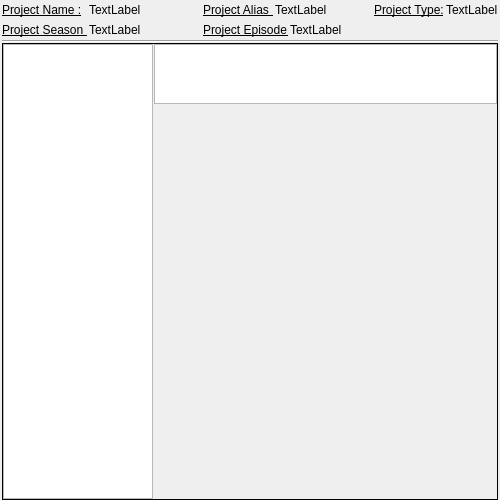
Before: the Qt Designer form appli/prodManager/ui/settings.ui in snaress/studio, drawn with Qt 5.
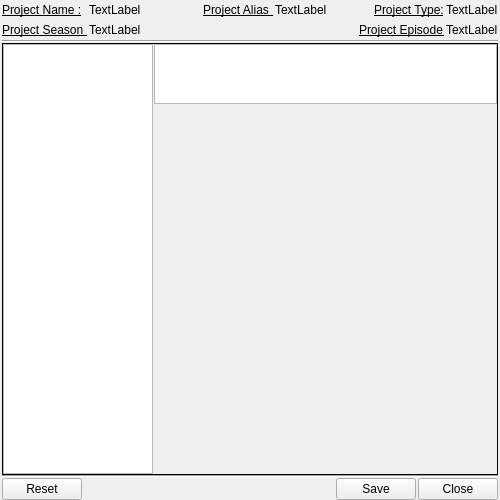
After: the same form once the commit is applied.

Commit message: prodManager: project settings: Mise en place General setiings, Tasks settings

The edit to the form file:
```diff
--- a/appli/prodManager/ui/settings.ui
+++ b/appli/prodManager/ui/settings.ui
@@ -319,7 +319,7 @@
           <enum>Qt::Horizontal</enum>
          </property>
          <property name="sizeType">
-          <enum>QSizePolicy::Fixed</enum>
+          <enum>QSizePolicy::Expanding</enum>
          </property>
          <property name="sizeHint" stdset="0">
           <size>
@@ -363,8 +363,33 @@
          </property>
         </widget>
        </item>
+      </layout>
+     </widget>
+    </item>
+    <item row="4" column="0">
+     <widget class="Line" name="line_2">
+      <property name="orientation">
+       <enum>Qt::Horizontal</enum>
+      </property>
+     </widget>
+    </item>
+    <item row="5" column="0">
+     <layout class="QHBoxLayout" name="horizontalLayout">
+      <property name="spacing">
+       <number>2</number>
+      </property>
+      <property name="bottomMargin">
+       <number>0</number>
+      </property>
        <item>
-        <spacer name="horizontalSpacer_3">
+       <widget class="QPushButton" name="pbReset">
+        <property name="text">
+         <string>Reset</string>
+        </property>
+       </widget>
+      </item>
+      <item>
+       <spacer name="horizontalSpacer_5">
          <property name="orientation">
           <enum>Qt::Horizontal</enum>
          </property>
@@ -376,8 +401,21 @@
          </property>
         </spacer>
        </item>
-      </layout>
-     </widget>
+      <item>
+       <widget class="QPushButton" name="pbSave">
+        <property name="text">
+         <string>Save</string>
+        </property>
+       </widget>
+      </item>
+      <item>
+       <widget class="QPushButton" name="pbClose">
+        <property name="text">
+         <string>Close</string>
+        </property>
+       </widget>
+      </item>
+     </layout>
     </item>
    </layout>
   </widget>
```
Lines whose indentation alone changed are shown as unchanged. The commit also changes 8 other files.
